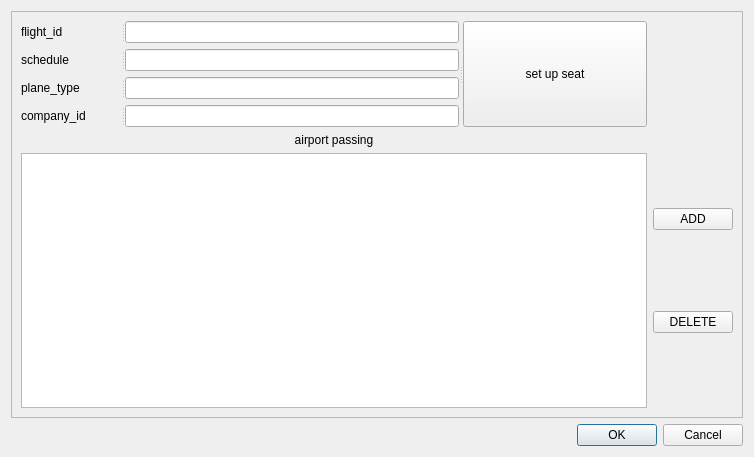
This is addflight.ui in Aloereed/Flightman_Platform_DATA130039 as Qt 5 draws it before an edit. The edited form follows.
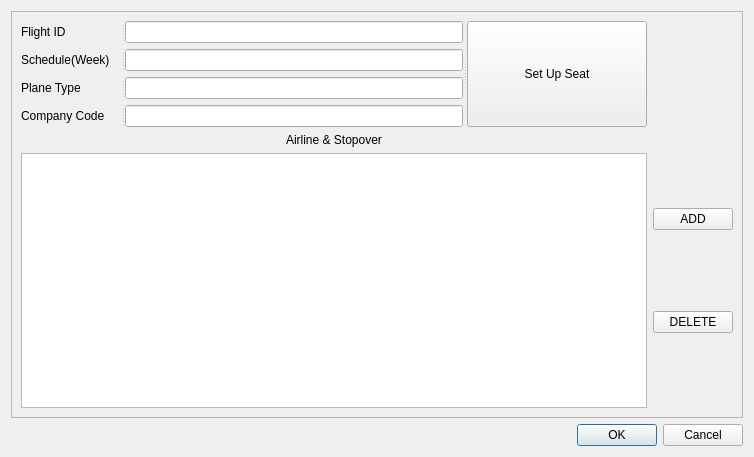
This is the edited form.

```diff
--- a/addflight.ui
+++ b/addflight.ui
@@ -28,7 +28,7 @@
         <property name="orientation">
          <enum>Qt::Horizontal</enum>
         </property>
-        <widget class="QWidget" name="">
+        <widget class="QWidget" name="layoutWidget">
          <layout class="QVBoxLayout" name="verticalLayout_3">
           <item>
            <widget class="QSplitter" name="splitter">
@@ -55,7 +55,7 @@
               </size>
              </property>
              <property name="text">
-              <string>flight_id</string>
+              <string>Flight ID</string>
              </property>
             </widget>
             <widget class="QLineEdit" name="flight_id">
@@ -102,7 +102,7 @@
               </size>
              </property>
              <property name="text">
-              <string>schedule</string>
+              <string>Schedule(Week)</string>
              </property>
             </widget>
             <widget class="QLineEdit" name="schedule">
@@ -146,7 +146,7 @@
               </size>
              </property>
              <property name="text">
-              <string>plane_type</string>
+              <string>Plane Type</string>
              </property>
             </widget>
             <widget class="QLineEdit" name="planetype">
@@ -193,7 +193,7 @@
               </size>
              </property>
              <property name="text">
-              <string>company_id</string>
+              <string>Company Code</string>
              </property>
             </widget>
             <widget class="QLineEdit" name="company_id">
@@ -219,7 +219,7 @@
         </widget>
         <widget class="QPushButton" name="seat">
          <property name="text">
-          <string>set up seat</string>
+          <string>Set Up Seat</string>
          </property>
         </widget>
        </widget>
@@ -229,7 +229,7 @@
         <item>
          <widget class="QLabel" name="label">
           <property name="text">
-           <string>airport passing</string>
+           <string>Airline &amp; Stopover</string>
           </property>
           <property name="alignment">
            <set>Qt::AlignCenter</set>
```
